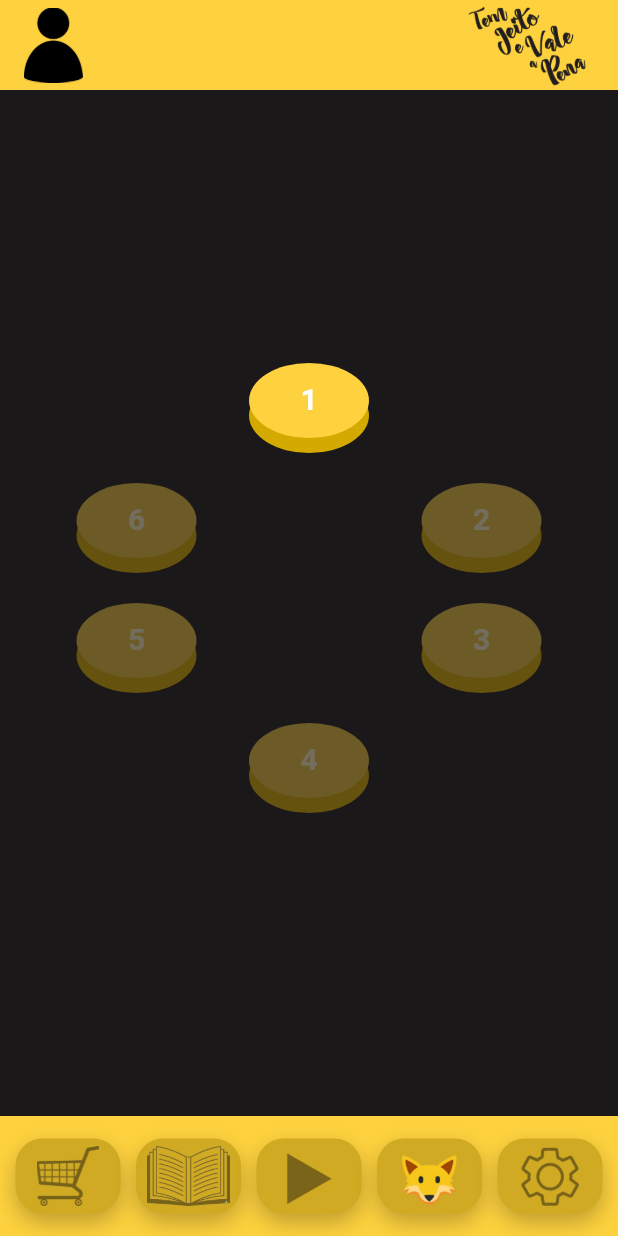
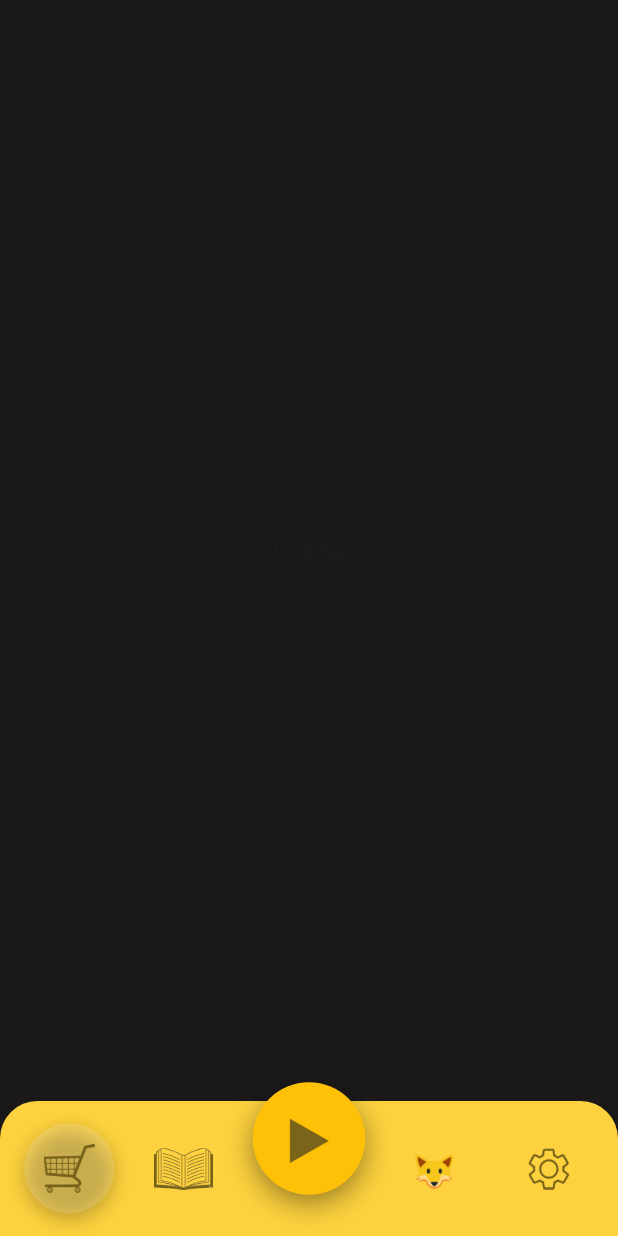
Before and after one commit to temjeitotcc/front-end, a Flutter app: the screen it shows after launch, on a phone screen of 412 x 824 dp. Run offline on Flutter 3.47's test engine with Material 3 defaults, Android fonts, the phone set to English and light mode, and no system bars; our stand-ins replace shared_preferences.

Commit message:
Tentando organizar

```diff
--- a/lib/main.dart
+++ b/lib/main.dart
@@ -1,5 +1,6 @@
 import 'package:flutter/material.dart';
 import 'pages/home/home_page.dart'; // importa a tela principal
+import 'mainscreen.dart';
 
 void main() {
   runApp(const MyApp());
@@ -25,7 +26,7 @@ class MyApp extends StatelessWidget {
         ),
       ),
 
-      home: HomePage(), // chama a home
+      home: const MainScreen(), // chama a home
     );
   }
 }
--- /dev/null
+++ b/lib/mainscreen.dart
@@ -0,0 +1,135 @@
+import 'package:flutter/material.dart';
+import 'config.dart';
+import 'pages/home/home_page.dart';
+
+class MainScreen extends StatefulWidget {
+  const MainScreen({super.key});
+
+  @override
+  State<MainScreen> createState() => _MainScreenState();
+}
+
+class _MainScreenState extends State<MainScreen> {
+  int currentIndex = 0;
+  final PageController _controller = PageController();
+
+  void mudarPagina(int index) {
+    setState(() {
+      currentIndex = index;
+    });
+
+    _controller.animateToPage(
+      index,
+      duration: const Duration(milliseconds: 300),
+      curve: Curves.ease,
+    );
+  }
+
+  @override
+  Widget build(BuildContext context) {
+    return Scaffold(
+      backgroundColor: const Color(0xFF1B1819),
+
+      body: PageView(
+        controller: _controller,
+        onPageChanged: (index) {
+          setState(() {
+            currentIndex = index;
+          });
+        },
+        children: [
+          Center(child: Text("Lojinha")),
+          Center(child: Text("Conteudo")),
+          HomePage(),
+          Center(child: Text("É o pet")),
+          ConfigPage(),
+        ],
+      ),
+
+      // 🔥 NAVBAR NOVA
+      bottomNavigationBar: Container(
+        height: 90,
+        decoration: const BoxDecoration(
+          color: Color(0xFFFED23E),
+          borderRadius: BorderRadius.vertical(top: Radius.circular(25)),
+        ),
+        child: Row(
+          mainAxisAlignment: MainAxisAlignment.spaceEvenly,
+          children: [
+            _botaoNav(0, 'assets/icon1.png'),
+            _botaoNav(1, 'assets/icon2.png'),
+            _botaoCentral(2, 'assets/icon3.png'), // 🔥 destaque
+            _botaoNav(3, 'assets/icon4.png'),
+            _botaoNav(4, 'assets/icon5.png'),
+          ],
+        ),
+      ),
+    );
+  }
+
+  // 🔥 BOTÕES NORMAIS
+  Widget _botaoNav(int index, String imagem) {
+    final ativo = currentIndex == index;
+
+    return GestureDetector(
+      onTap: () => mudarPagina(index),
+      child: AnimatedContainer(
+        duration: const Duration(milliseconds: 250),
+        width: 60,
+        height: 60,
+        alignment: Alignment.center,
+        decoration: BoxDecoration(
+          shape: BoxShape.circle,
+          color: ativo ? Colors.white.withOpacity(0.15) : Colors.transparent,
+          boxShadow: ativo
+              ? [
+                  BoxShadow(
+                    color: Colors.black.withOpacity(0.25),
+                    blurRadius: 10,
+                    offset: const Offset(0, 4),
+                  ),
+                ]
+              : [],
+        ),
+        child: AnimatedScale(
+          duration: const Duration(milliseconds: 200),
+          scale: ativo ? 1.15 : 1.0,
+          child: Image.asset(imagem, height: 28),
+        ),
+      ),
+    );
+  }
+
+  // 💣 BOTÃO CENTRAL (ESTILO JOGO)
+  Widget _botaoCentral(int index, String imagem) {
+    final ativo = currentIndex == index;
+
+    return GestureDetector(
+      onTap: () => mudarPagina(index),
+      child: Transform.translate(
+        offset: const Offset(0, -20),
+        child: AnimatedContainer(
+          duration: const Duration(milliseconds: 250),
+          width: 75,
+          height: 75,
+          decoration: BoxDecoration(
+            color: const Color(0xFFFFC107),
+            shape: BoxShape.circle,
+            boxShadow: [
+              BoxShadow(
+                color: Colors.black.withOpacity(0.4),
+                blurRadius: 15,
+                offset: const Offset(0, 6),
+              ),
+            ],
+          ),
+          child: AnimatedScale(
+            duration: const Duration(milliseconds: 200),
+            scale: ativo ? 1.1 : 1.0,
+            child: Center(child: Image.asset(imagem, height: 35)),
+          ),
+        ),
+      ),
+    );
+  }
+}
--- a/lib/pages/home/home_page.dart
+++ b/lib/pages/home/home_page.dart
@@ -1,9 +1,7 @@
 import 'package:flutter/material.dart';
 import '../../widgets/circulo_fase.dart';
-import '../../widgets/botao_nav.dart';
 import '../../services/fases_service.dart';
 import '../fases/fase_page.dart';
-import 'package:temjeito/pages/menu/loja.dart';
 
 // Tela principal do app
 class HomePage extends StatefulWidget {
@@ -14,8 +12,6 @@ class HomePage extends StatefulWidget {
 }
 
 class _HomePageState extends State<HomePage> {
-  int botaoSelecionado = -1;
-
   // Lista de datas das fases concluídas
   List<DateTime?> fasesConcluidas = [null, null, null, null, null, null];
 
@@ -61,6 +57,8 @@ class _HomePageState extends State<HomePage> {
 
           // ÁREA CENTRAL (FASES)
           Expanded(
+            child: Padding(
+              padding: const EdgeInsets.only(bottom: 40),
               child: Center(
                 child: Column(
                   mainAxisAlignment: MainAxisAlignment.center,
@@ -120,63 +118,8 @@ class _HomePageState extends State<HomePage> {
                 ),
               ),
             ),
-
+          ),
           // NAVBAR
-          Container(
-            width: double.infinity,
-            height: 100,
-            child: Stack(
-              alignment: Alignment.bottomCenter,
-              children: [
-                Container(height: 80, color: const Color(0xFFFED23E)),
-
-                Positioned(
-                  bottom: 15,
-                  left: 0,
-                  right: 0,
-                  child: Row(
-                    mainAxisAlignment: MainAxisAlignment.spaceEvenly,
-                    children: [
-                      BotaoNav(
-                        imagem: 'assets/icon1.png',
-                        ativo: botaoSelecionado == 0,
-                        onTap: () {
-                          setState(() => botaoSelecionado = 0);
-
-                          Navigator.push(
-                            context,
-                            MaterialPageRoute(
-                              builder: (context) => const Page1(),
-                            ),
-                          );
-                        },
-                      ),
-                      BotaoNav(
-                        imagem: 'assets/icon2.png',
-                        ativo: botaoSelecionado == 1,
-                        onTap: () => setState(() => botaoSelecionado = 1),
-                      ),
-                      BotaoNav(
-                        imagem: 'assets/icon3.png',
-                        ativo: botaoSelecionado == 2,
-                        onTap: () => setState(() => botaoSelecionado = 2),
-                      ),
-                      BotaoNav(
-                        imagem: 'assets/icon4.png',
-                        ativo: botaoSelecionado == 3,
-                        onTap: () => setState(() => botaoSelecionado = 3),
-                      ),
-                      BotaoNav(
-                        imagem: 'assets/icon5.png',
-                        ativo: botaoSelecionado == 4,
-                        onTap: () => setState(() => botaoSelecionado = 4),
-                      ),
-                    ],
-                  ),
-                ),
-              ],
-            ),
-          ),
         ],
       ),
     );
@@ -189,10 +132,5 @@ class _HomePageState extends State<HomePage> {
     });
 
     salvarFases();
-
-    Navigator.push(
-      context,
-      MaterialPageRoute(builder: (context) => FasePage(numero: numero)),
-    );
   }
 }
```
Also changed, not shown: lib/config.dart (added, +127 -0 lines), lib/assets/icon1.png (added), lib/assets/icon2.png (added), lib/assets/icon3.png (added), lib/assets/icon4.png (added), lib/assets/icon5.png (added), lib/assets/imagem_direita.png (added), lib/assets/imagem_esquerda.png (added), pubspec.lock, 1 other file. Lines whose indentation alone changed are shown as unchanged.
